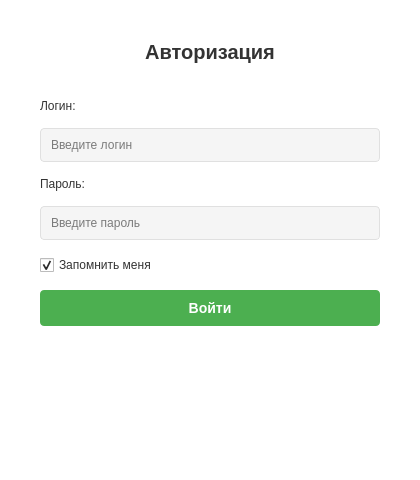
This is Qt/Journey/ui/login/loginwindow.ui in 1Creech12/C-DZ as Qt 5 draws it before an edit. The edited form follows.
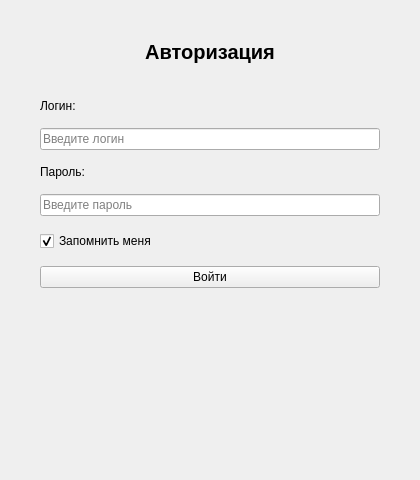
This is the edited form.

Patch:
```diff
--- a/Qt/Journey/ui/login/loginwindow.ui
+++ b/Qt/Journey/ui/login/loginwindow.ui
@@ -25,44 +25,7 @@
   <property name="windowTitle">
    <string>Journal - Авторизация</string>
   </property>
-  <property name="styleSheet">
-   <string notr="true">
-QWidget#LoginWindow {
-    background-color: #ffffff;
-}
-QLabel {
-    color: #333;
-}
-QLineEdit {
-    background-color: #f5f5f5;
-    border: 1px solid #e0e0e0;
-    border-radius: 4px;
-    padding: 8px;
-    font-size: 12px;
-}
-QLineEdit:focus {
-    border: 1px solid #2196f3;
-}
-QCheckBox {
-    color: #333;
-}
-QPushButton {
-    background-color: #4CAF50;
-    color: white;
-    border: none;
-    border-radius: 4px;
-    padding: 10px;
-    font-size: 14px;
-    font-weight: bold;
-}
-QPushButton:hover {
-    background-color: #45a049;
-}
-QPushButton:pressed {
-    background-color: #3d8b40;
-}
-   </string>
-  </property>
+  
   <layout class="QVBoxLayout" name="verticalLayout">
    <property name="spacing">
     <number>15</number>
```
